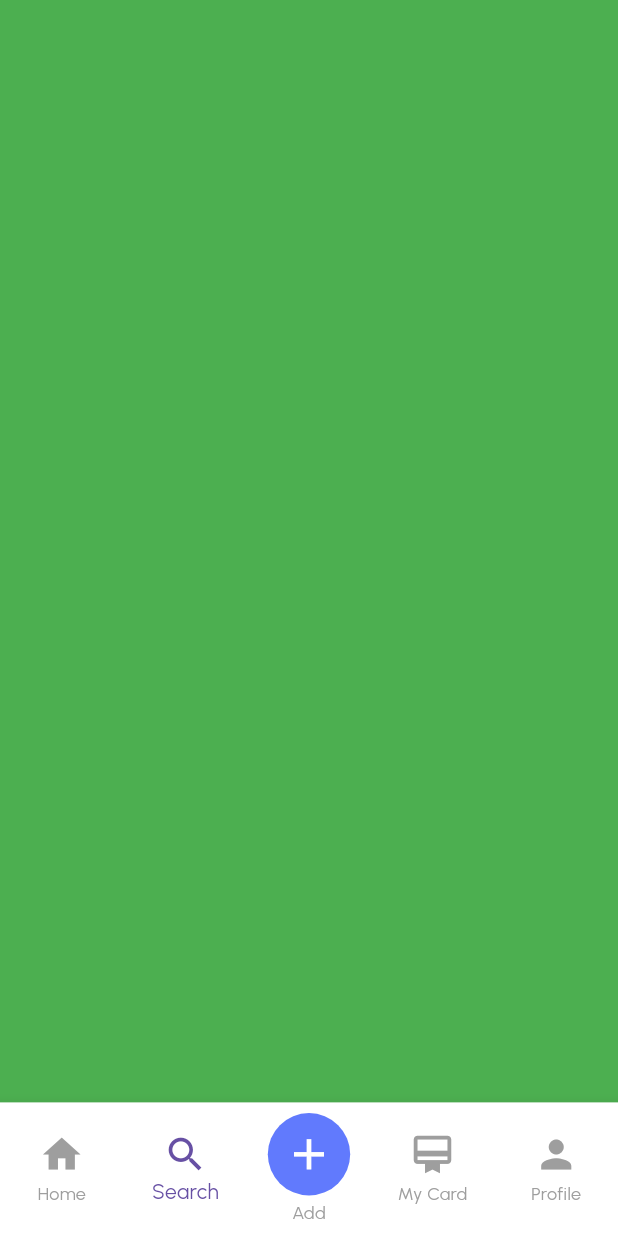
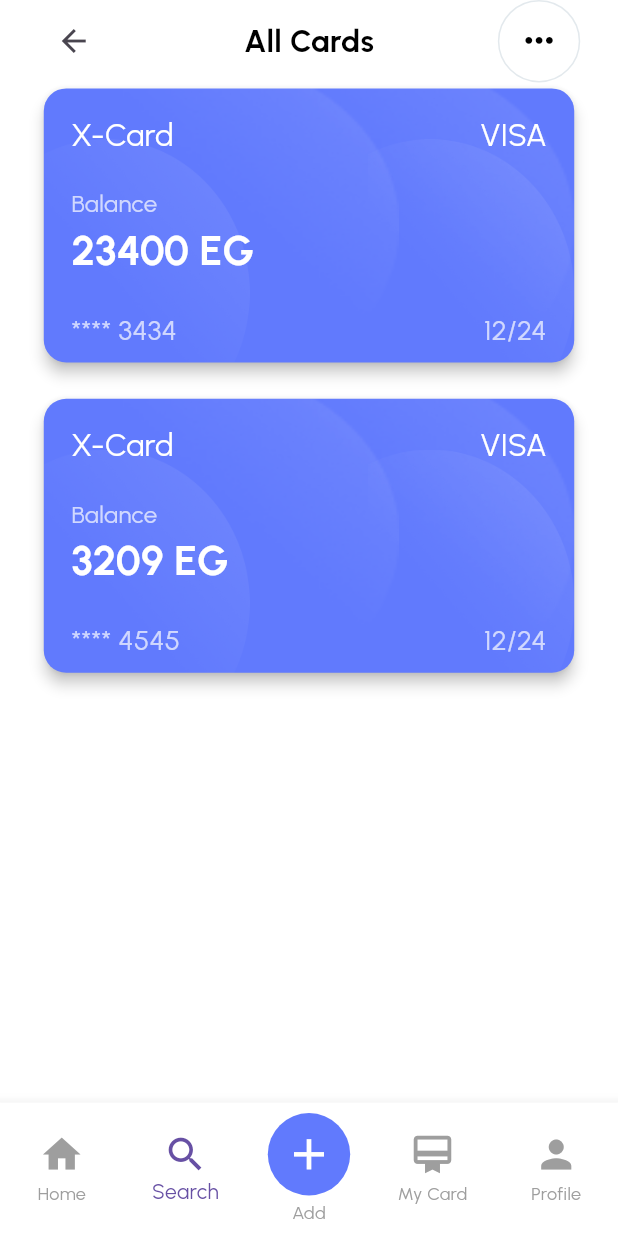
Before and after one commit to konynour/FINANCE_UI, a Flutter app: the MainScreen screen opened by its route, item 2 of the bottom bar chosen, on a phone screen of 412 x 824 dp. Run offline on Flutter 3.47's test engine with Material 3 defaults, Android fonts, the phone set to English and light mode, and no system bars; our stand-ins replace carousel_slider, dots_indicator, flutter_screenutil, flutter_svg, go_router, pin_code_fields.

Commit message:
Initial commit

```diff
--- a/lib/features/mainscreen/main_screen.dart
+++ b/lib/features/mainscreen/main_screen.dart
@@ -1,6 +1,7 @@
 import 'dart:developer';
 import 'package:finance_ui/core/styleling/app_corlors.dart';
 import 'package:finance_ui/features/Homepage/home_page_Screen.dart';
+import 'package:finance_ui/features/mycardpage/widgets/mycard_screen.dart';
 import 'package:flutter/material.dart';
 import 'package:flutter_screenutil/flutter_screenutil.dart';
 
@@ -14,15 +15,24 @@ class MainScreen extends StatefulWidget {
 class _MainScreenState extends State<MainScreen> {
   int currentindex = 0;
   List<Widget> screen = [
-
-     const HomeScreen(),
-    Container(width: double.infinity, height:  double.infinity, color: Colors.green),
-    Container(width: double.infinity, height:  double.infinity, color: Colors.yellow),
-     Container(width: double.infinity, height:  double.infinity, color: Colors.blue),
-    Container(width: double.infinity, height:  double.infinity, color: Colors.blueGrey),
-
+    const HomeScreen(),
+    const MycardScreen(),
+    Container(
+      width: double.infinity,
+      height: double.infinity,
+      color: Colors.yellow,
+    ),
+    Container(
+      width: double.infinity,
+      height: double.infinity,
+      color: Colors.blue,
+    ),
+    Container(
+      width: double.infinity,
+      height: double.infinity,
+      color: Colors.blueGrey,
+    ),
   ];
-
 
   @override
   Widget build(BuildContext context) {
@@ -32,7 +42,7 @@ class _MainScreenState extends State<MainScreen> {
         bottomNavigationBar: BottomNavigationBar(
           type: BottomNavigationBarType.fixed,
           backgroundColor: Colors.white,
-          unselectedItemColor:Colors.grey ,
+          unselectedItemColor: Colors.grey,
           currentIndex: currentindex,
           onTap: (value) {
             setState(() {
@@ -46,29 +56,27 @@ class _MainScreenState extends State<MainScreen> {
               label: "Home",
             ),
 
-
-
             const BottomNavigationBarItem(
               icon: Icon(Icons.search, size: 30),
               label: "Search",
             ),
             BottomNavigationBarItem(
               icon: Container(
-                width:48.sp ,
+                width: 48.sp,
                 height: 48.sp,
-                decoration: BoxDecoration(color:  AppCorlors.primarycolor,shape: BoxShape.circle,),
-              alignment:  Alignment.center,
-              child: Icon(Icons.add,color:Colors.white,size: 30.sp,),
-            ),
-            label: "Add"
+                decoration: BoxDecoration(
+                  color: AppCorlors.primarycolor,
+                  shape: BoxShape.circle,
+                ),
+                alignment: Alignment.center,
+                child: Icon(Icons.add, color: Colors.white, size: 30.sp),
+              ),
+              label: "Add",
             ),
             const BottomNavigationBarItem(
               icon: Icon(Icons.card_membership_outlined, size: 30),
               label: "My Card",
             ),
-
-
-
 
             const BottomNavigationBarItem(
               icon: Icon(Icons.person, size: 30),
--- /dev/null
+++ b/lib/features/mycardpage/widgets/card_color.dart
@@ -0,0 +1,155 @@
+import 'package:finance_ui/core/styleling/app_assets.dart';
+import 'package:finance_ui/core/styleling/app_corlors.dart';
+import 'package:flutter/material.dart';
+import 'package:flutter_screenutil/flutter_screenutil.dart';
+
+class AllCardsScreen extends StatelessWidget {
+  final List<Map<String, dynamic>> cards = [
+    {
+      'name': 'X-Card',
+      'balance': '23400 EG',
+      'lastFour': '3434',
+      'expiry': '12/24',
+    },
+    {
+      'name': 'X-Card',
+      'balance': '3209 EG',
+      'lastFour': '4545',
+      'expiry': '12/24',
+    },
+  ];
+
+  @override
+  Widget build(BuildContext context) {
+    return Column(
+      children: List.generate(cards.length, (index) {
+        final card = cards[index];
+        return Padding(
+          padding: EdgeInsets.only(bottom: 16.h),
+          child: Card(
+            elevation: 4,
+            shape: RoundedRectangleBorder(
+              borderRadius: BorderRadius.circular(15),
+            ),
+            color: AppCorlors.primarycolor,
+            child: Container(
+              height: 180.h,
+              child: Stack(
+                children: [
+                  // Decorations
+                  Positioned(
+                    bottom: 0,
+                    left: 0,
+                    child: Image.asset(
+                      AppAssets.Ellipse14,
+                      width: 120.w,
+                      height: 130.w,
+                      fit: BoxFit.fill,
+                    ),
+                  ),
+                  Positioned(
+                    bottom: 0,
+                    right: 0,
+                    child: Image.asset(
+                      AppAssets.Ellipse14,
+                      width: 120.w,
+                      height: 130.w,
+                      fit: BoxFit.fill,
+                    ),
+                  ),
+                  Positioned(
+                    bottom: 0,
+                    left: 0,
+                    child: Image.asset(
+                      AppAssets.Ellipse15,
+                      width: 207.w,
+                      height: 200.h,
+                      fit: BoxFit.fill,
+                    ),
+                  ),
+                  Positioned(
+                    bottom: 0,
+                    right: 0,
+                    child: Image.asset(
+                      AppAssets.Ellipse15,
+                      width: 207.w,
+                      height: 200.h,
+                      fit: BoxFit.fill,
+                    ),
+                  ),
+
+                  // Card content
+                  Positioned(
+                    left: 16.w,
+                    right: 16.w,
+                    top: 16.h,
+                    child: Column(
+                      crossAxisAlignment: CrossAxisAlignment.start,
+                      children: [
+                        Row(
+                          mainAxisAlignment: MainAxisAlignment.spaceBetween,
+                          children: [
+                            Text(
+                              card['name'],
+                              style: TextStyle(
+                                color: Colors.white,
+                                fontSize: 18.sp,
+                              ),
+                            ),
+                            Text(
+                              'VISA',
+                              style: TextStyle(
+                                color: Colors.white,
+                                fontSize: 18.sp,
+                              ),
+                            ),
+                          ],
+                        ),
+                        SizedBox(height: 20.h),
+                        Text(
+                          'Balance',
+                          style: TextStyle(
+                            color: Colors.white70,
+                            fontSize: 14.sp,
+                          ),
+                        ),
+                        Text(
+                          card['balance'],
+                          style: TextStyle(
+                            color: Colors.white,
+                            fontSize: 24.sp,
+                            fontWeight: FontWeight.bold,
+                          ),
+                        ),
+                        SizedBox(height: 20.h),
+                        Row(
+                          mainAxisAlignment: MainAxisAlignment.spaceBetween,
+                          children: [
+                            Text(
+                              '**** ${card['lastFour']}',
+                              style: TextStyle(
+                                color: Colors.white70,
+                                fontSize: 16.sp,
+                              ),
+                            ),
+                            Text(
+                              card['expiry'],
+                              style: TextStyle(
+                                color: Colors.white70,
+                                fontSize: 16.sp,
+                              ),
+                            ),
+                          ],
+                        ),
+                      ],
+                    ),
+                  ),
+                ],
+              ),
+            ),
+          ),
+        );
+      }),
+    );
+  }
+}
--- /dev/null
+++ b/lib/features/mycardpage/widgets/mycard_screen.dart
@@ -0,0 +1,73 @@
+import 'package:finance_ui/core/styleling/app_styles.dart';
+import 'package:finance_ui/core/styleling/wiget/spacing_widgets.dart';
+import 'package:finance_ui/features/mycardpage/widgets/card_color.dart';
+import 'package:flutter/material.dart';
+import 'package:flutter_screenutil/flutter_screenutil.dart';
+
+class MycardScreen extends StatefulWidget {
+  const MycardScreen({super.key});
+
+  @override
+  State<MycardScreen> createState() => _MycardScreenState();
+}
+
+class _MycardScreenState extends State<MycardScreen> {
+  @override
+  Widget build(BuildContext context) {
+    return SafeArea(
+      child: Scaffold(
+        body: Padding(
+          padding: EdgeInsets.symmetric(horizontal: 22.w),
+          child: SingleChildScrollView(
+            child: Column(
+              children: [
+                const heightspace(12),
+                Stack(
+                  alignment: Alignment.center,
+                  children: [
+                    // Back Button on the left
+                    Align(
+                      alignment: Alignment.centerLeft,
+                      child: const BackButton(),
+                    ),
+
+                    // Title in the center
+                    Center(
+                      child: Text(
+                        "All Cards",
+                        style: AppStyles.black18BoldStyle,
+                      ),
+                    ),
+                    const heightspace(20), // More icon on the right
+                    Align(
+                      alignment: Alignment.centerRight,
+                      child: Container(
+                        width: 48.w,
+                        height: 48.w,
+                        alignment: Alignment.center,
+                        decoration: BoxDecoration(
+                          shape: BoxShape.circle,
+                          border: Border.all(
+                            color: const Color(0xffE3E9ED),
+                            width: 1,
+                          ),
+                        ),
+                        child: Icon(
+                          Icons.more_horiz,
+                          size: 24.sp,
+                          color: Color(0xff000000),
+                        ),
+                      ),
+                    ),
+                  ],
+                ),
+                const heightspace(24),
+                AllCardsScreen(),
+              ],
+            ),
+          ),
+        ),
+      ),
+    );
+  }
+}
--- a/lib/features/on_boarding_screen/on_boarding_screen.dart
+++ b/lib/features/on_boarding_screen/on_boarding_screen.dart
@@ -13,7 +13,8 @@ class OnBoardingScreen extends StatelessWidget {
 
   @override
   Widget build(BuildContext context) {
-    return Scaffold(
+    return SafeArea(
+      child: Scaffold(
         body: Column(
           children: [
             Image.asset(
@@ -30,7 +31,6 @@ class OnBoardingScreen extends StatelessWidget {
 
               onPress: () {
                 GoRouter.of(context).pushNamed(AppRoutes.LoginScreen);
-
               },
             ),
             SizedBox(height: 15.h),
@@ -53,6 +53,7 @@ class OnBoardingScreen extends StatelessWidget {
             ),
           ],
         ),
+      ),
     );
   }
 }
--- /dev/null
+++ b/lib/features/statistics/ststistics.dart
@@ -0,0 +1,15 @@
+import 'package:flutter/material.dart';
+
+class StstisticsScreen extends StatefulWidget {
+  const StstisticsScreen({super.key});
+
+  @override
+  State<StstisticsScreen> createState() => _StstisticsScreenState();
+}
+
+class _StstisticsScreenState extends State<StstisticsScreen> {
+  @override
+  Widget build(BuildContext context) {
+    return Column();
+  }
+}
--- a/lib/features/verify_otp/widget/create_new_password_screen.dart
+++ b/lib/features/verify_otp/widget/create_new_password_screen.dart
@@ -1,5 +1,4 @@
 import 'package:finance_ui/core/routing/app_routes.dart';
-import 'package:finance_ui/core/styleling/app_corlors.dart';
 import 'package:finance_ui/core/styleling/app_styles.dart';
 import 'package:finance_ui/core/styleling/wiget/custom_text_fleid.dart';
 import 'package:finance_ui/core/styleling/wiget/primary_button_widget.dart';
```
Lines whose indentation alone changed are shown as unchanged.
